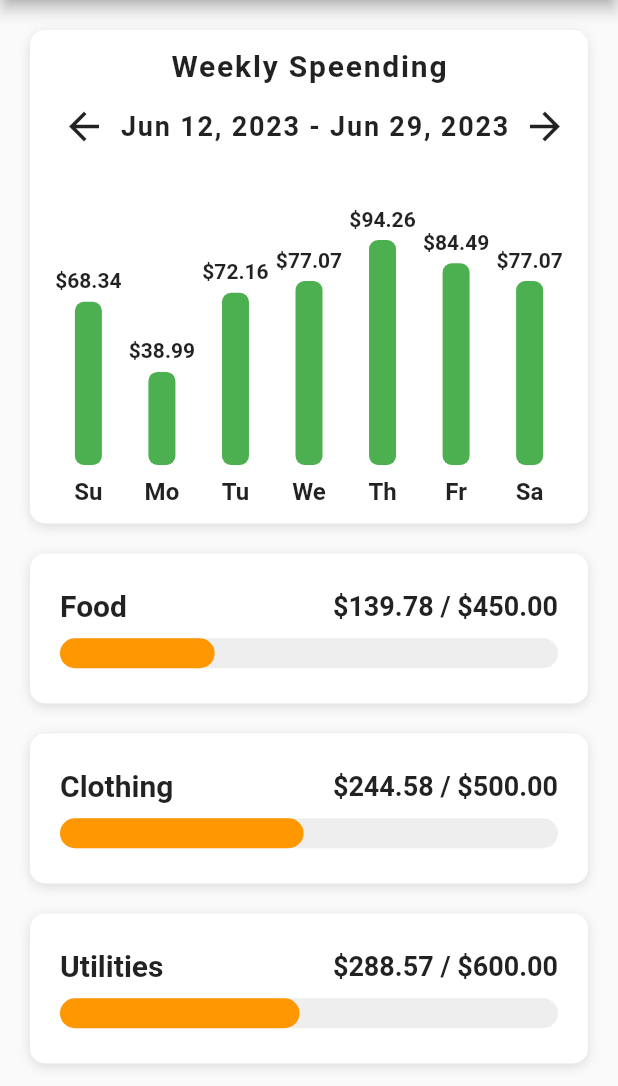
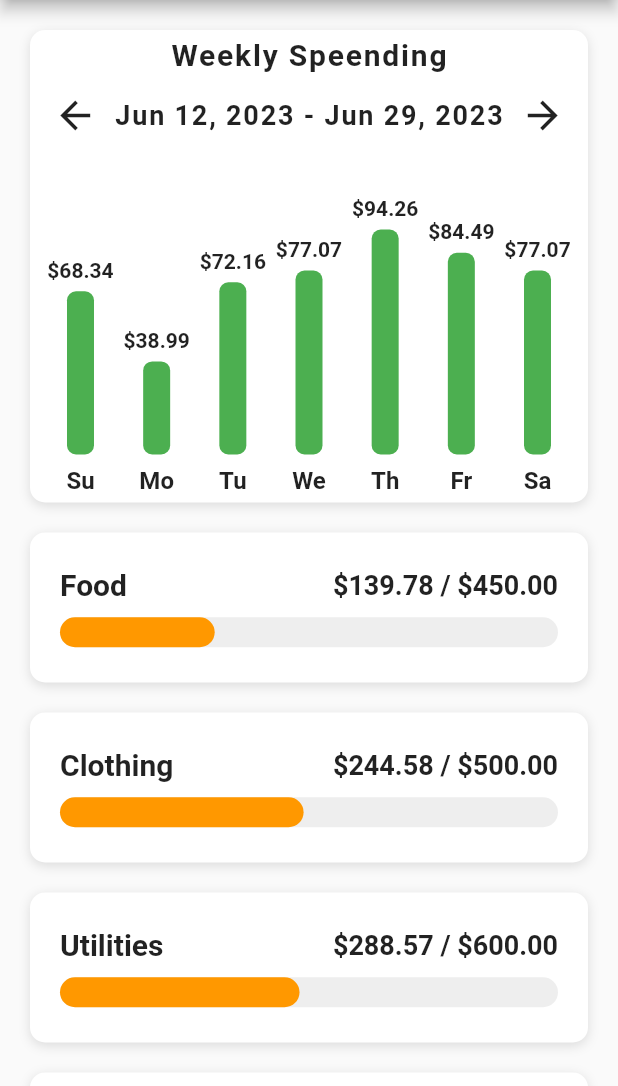
Before and after one commit to Alessandro124/CapitiniBudgetApp, a Flutter app: the screen it shows after launch, on a phone screen of 412 x 824 dp, the part 150-1236 px from its top. Run offline on Flutter 3.47's test engine with Material 2 defaults, Android fonts, the phone set to English and light mode, and no system bars.

Commit message:
ui-completed

```diff
--- a/lib/widgets/bar_chart.dart
+++ b/lib/widgets/bar_chart.dart
@@ -17,7 +17,7 @@ class BarChart extends StatelessWidget {
     });
 
     return Padding(
-      padding: const EdgeInsets.all(12.0),
+      padding: const EdgeInsets.all(5.0),
       child: Column(
         children: [
           const Text(
```
